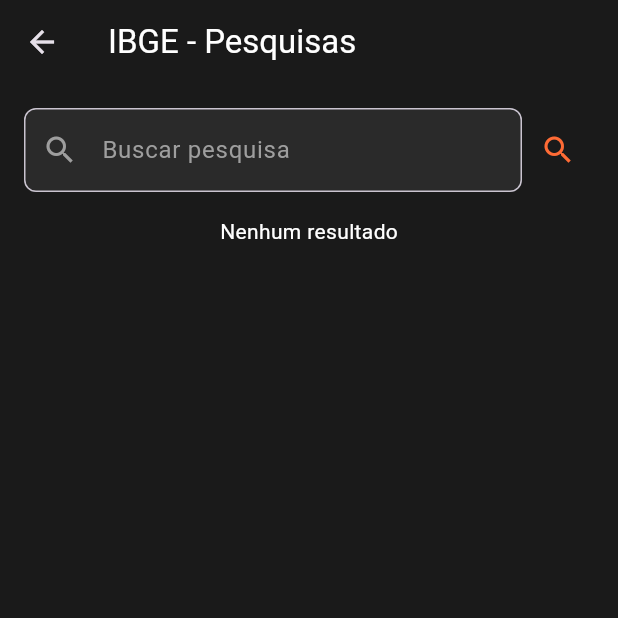
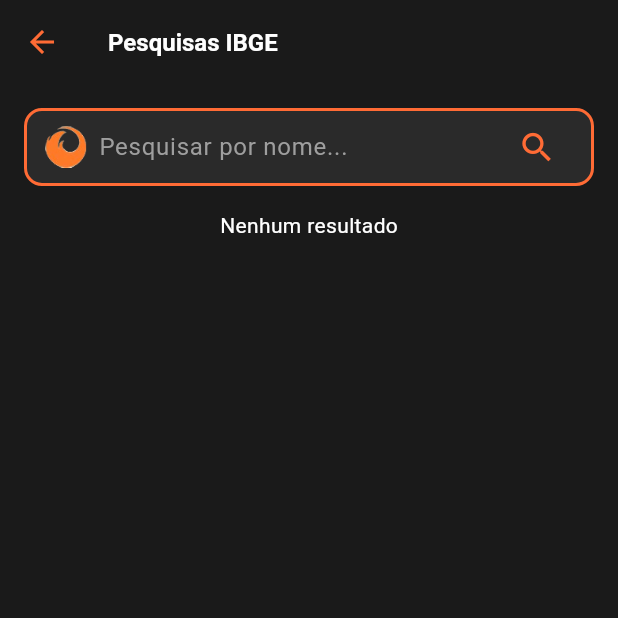
Before and after one commit to vichsort/FAIF, a Flutter app: the screen it shows after launch, after a tap on an icon or button, on a phone screen of 412 x 824 dp, the top half of it. Run offline on Flutter 3.47's test engine with Material 3 defaults, Android fonts, the phone set to English and light mode, and no system bars; network calls fail.

Commit message:
style: searchbars

```diff
--- a/lib/screens/home_screen.dart
+++ b/lib/screens/home_screen.dart
@@ -21,10 +21,7 @@
 
     // 2. As variáveis de UI são definidas com base nos valores do provider
     final fundo = settings.isDarkMode ? Color(0xFF1A1A1A) : Colors.white;
-    final texto = settings.isDarkMode ? Colors.white : Colors.black;
     final destaque = Color(0xFFFF6B35);
-    final fundoCard = settings.isDarkMode ? Color(0xFF2A2A2A) : Color(0xFFF0F0F0);
-    final textoSecundario = settings.isDarkMode ? Colors.white70 : Colors.black54;
     final fontSize = settings.fontSize;
 
     return Scaffold(
--- a/lib/screens/ibge_screen.dart
+++ b/lib/screens/ibge_screen.dart
@@ -54,36 +54,49 @@
       appBar: AppBar(
         backgroundColor: fundo,
         elevation: 0,
-        title: Text('IBGE - Pesquisas', style: TextStyle(color: texto)),
+        iconTheme: IconThemeData(color: laranja),
+        title: Text(
+          'Pesquisas IBGE',
+          style: TextStyle(
+            color: texto,
+            fontSize: fontSize,
+            fontWeight: FontWeight.bold,
+          ),
+        ),
       ),
       body: Padding(
         padding: const EdgeInsets.all(16.0),
         child: Column(
           children: [
-            Row(
+            Container(
+                padding: const EdgeInsets.symmetric(horizontal: 12),
+                decoration: BoxDecoration(
+                  color: fundoInput,
+                  borderRadius: BorderRadius.circular(12),
+                  border: Border.all(color: laranja, width: 2),
+                ),
+                child: Row(
                   children: [
+                    Image.asset("assets/logo.png", width: 28, height: 28),
+                    const SizedBox(width: 8),
                     Expanded(
                       child: TextField(
                         controller: _controller,
-                    style: TextStyle(color: texto),
+                        style: TextStyle(color: texto, fontSize: 16),
                         decoration: InputDecoration(
-                      hintText: 'Buscar pesquisa',
-                      hintStyle: TextStyle(color: Colors.grey),
-                      filled: true,
-                      fillColor: fundoInput,
-                      prefixIcon: Icon(Icons.search, color: Colors.grey),
-                      border: OutlineInputBorder(
-                        borderRadius: BorderRadius.circular(8),
+                          hintText: "Pesquisar por nome...",
+                          hintStyle: TextStyle(color: Colors.grey[500]),
+                          border: InputBorder.none,
                         ),
-                    ),
+                        onSubmitted: (_) => buscarPesquisas(),
                       ),
                     ),
                     IconButton(
                       onPressed: buscarPesquisas,
-                  icon: Icon(Icons.search),
-                  color: laranja,
+                      icon: Icon(Icons.search, color: laranja, size: 26),
                     ),
                   ],
+                ),
               ),
             const SizedBox(height: 16),
             _loading
```
Also changed, not shown: lib/screens/cnpj_screen.dart (+17 -19 lines), lib/screens/deputado_screen.dart (+28 -14 lines). Lines whose indentation alone changed are shown as unchanged.
